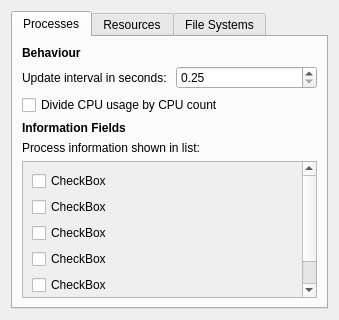
This is preferencesdialogue.ui in VioletDarkKitty/system-monitor as Qt 5 draws it before an edit. The edited form follows.
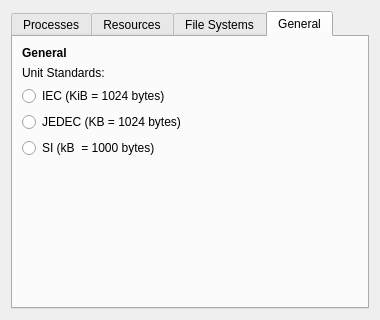
This is the edited form.

Commit message: Add options to change units standards

The edit to the form file:
```diff
--- a/preferencesdialogue.ui
+++ b/preferencesdialogue.ui
@@ -6,7 +6,7 @@
    <rect>
     <x>0</x>
     <y>0</y>
-    <width>339</width>
+    <width>380</width>
     <height>320</height>
    </rect>
   </property>
@@ -17,7 +17,7 @@
    <item row="0" column="0">
     <widget class="QTabWidget" name="tabWidget">
      <property name="currentIndex">
-      <number>0</number>
+      <number>3</number>
      </property>
      <widget class="QWidget" name="processesTab">
       <attribute name="title">
@@ -104,7 +104,7 @@
              <rect>
               <x>0</x>
               <y>0</y>
-              <width>279</width>
+              <width>320</width>
               <height>188</height>
              </rect>
             </property>
@@ -362,6 +362,78 @@
        </item>
       </layout>
      </widget>
+     <widget class="QWidget" name="generalTab">
+      <property name="enabled">
+       <bool>true</bool>
+      </property>
+      <attribute name="title">
+       <string>General</string>
+      </attribute>
+      <layout class="QGridLayout" name="gridLayout_8">
+       <item row="0" column="0">
+        <layout class="QGridLayout" name="gridLayout_7">
+         <item row="2" column="0">
+          <layout class="QVBoxLayout" name="verticalLayout_10">
+           <item>
+            <widget class="QRadioButton" name="IECButton">
+             <property name="text">
+              <string>IEC (KiB = 1024 bytes)</string>
+             </property>
+            </widget>
+           </item>
+           <item>
+            <widget class="QRadioButton" name="JEDECButton">
+             <property name="text">
+              <string>JEDEC (KB = 1024 bytes)</string>
+             </property>
+            </widget>
+           </item>
+           <item>
+            <widget class="QRadioButton" name="SIButton">
+             <property name="text">
+              <string>SI (kB  = 1000 bytes)</string>
+             </property>
+            </widget>
+           </item>
+          </layout>
+         </item>
+         <item row="1" column="0">
+          <widget class="QLabel" name="label_13">
+           <property name="text">
+            <string>Unit Standards:</string>
+           </property>
+          </widget>
+         </item>
+         <item row="0" column="0">
+          <widget class="QLabel" name="label_11">
+           <property name="font">
+            <font>
+             <weight>75</weight>
+             <bold>true</bold>
+            </font>
+           </property>
+           <property name="text">
+            <string>General</string>
+           </property>
+          </widget>
+         </item>
+        </layout>
+       </item>
+       <item row="1" column="0">
+        <spacer name="verticalSpacer_2">
+         <property name="orientation">
+          <enum>Qt::Vertical</enum>
+         </property>
+         <property name="sizeHint" stdset="0">
+          <size>
+           <width>20</width>
+           <height>40</height>
+          </size>
+         </property>
+        </spacer>
+       </item>
+      </layout>
+     </widget>
     </widget>
    </item>
   </layout>
```
Left out of the diff: 2 changed lines with no effect on the pictures. The commit also changes 15 other files.
